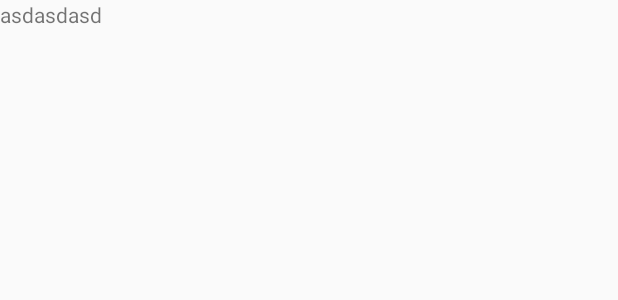
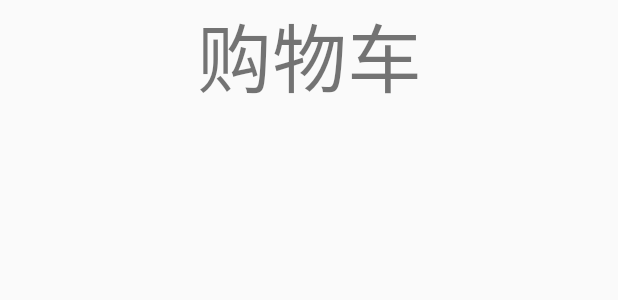
Before and after one commit to yangzuozhe/ShoppingApp, an Android app: the layout shopping_car_fragment.xml on its own in the app's theme, with its tools: preview values and no code run, on a phone screen of 412 x 824 dp. Shown: the top 300 px of the screen. Run offline under Robolectric (Android 15) with nearby library versions, the phone set to English and light mode, and no system bars.

Commit message:
完成了购物车的item的布局

```diff
--- a/app/src/main/res/layout/shopping_car_fragment.xml
+++ b/app/src/main/res/layout/shopping_car_fragment.xml
@@ -1,10 +1,20 @@
 <?xml version="1.0" encoding="utf-8"?>
-<androidx.constraintlayout.widget.ConstraintLayout
-    xmlns:android="http://schemas.android.com/apk/res/android" android:layout_width="match_parent"
-    android:layout_height="match_parent">
+<LinearLayout xmlns:android="http://schemas.android.com/apk/res/android"
+    android:layout_width="match_parent"
+    android:layout_height="match_parent"
+    android:orientation="vertical">
+
     <TextView
-        android:text="asdasdasd"
-        android:layout_width="wrap_content"
-        android:layout_height="wrap_content"/>
+        android:layout_width="match_parent"
+        android:layout_height="wrap_content"
+        android:gravity="center"
+        android:text="购物车"
+        android:textSize="50dp" />
 
-</androidx.constraintlayout.widget.ConstraintLayout>
+    <androidx.recyclerview.widget.RecyclerView
+        android:id="@+id/rvShopping"
+        android:layout_width="match_parent"
+        android:layout_height="match_parent" />
+
+
+</LinearLayout>
```
Also changed, not shown: app/src/main/java/com/example/shoppingapp/activity/ProductDetailInfoActivity.java (+8 -0 lines), app/src/main/java/com/example/shoppingapp/fragment/ShoppingCarFragment.java (+46 -0 lines), app/src/main/java/com/example/shoppingapp/fragment/WhatMaiProductInfoFragment.java (+3 -6 lines), app/src/main/res/layout/activity_product_detail_info.xml (+12 -0 lines), app/src/main/res/layout/shopping_car_viewholder.xml (added, +53 -0 lines).
